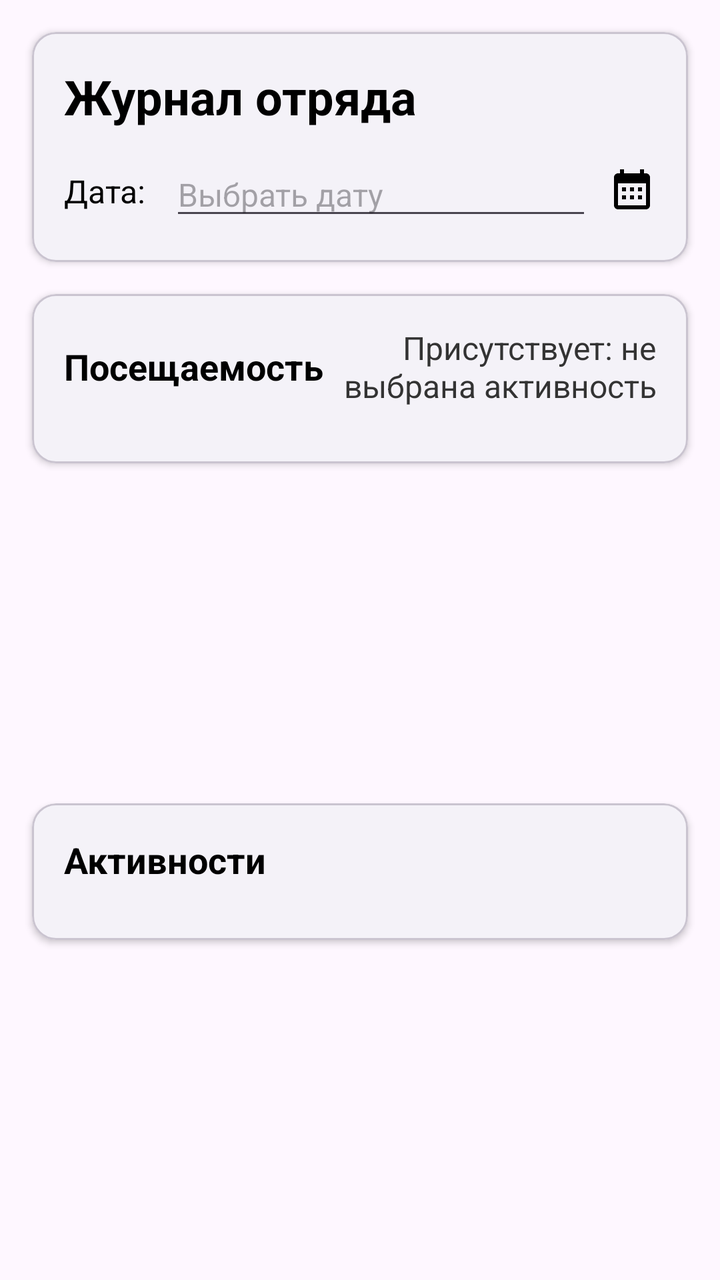
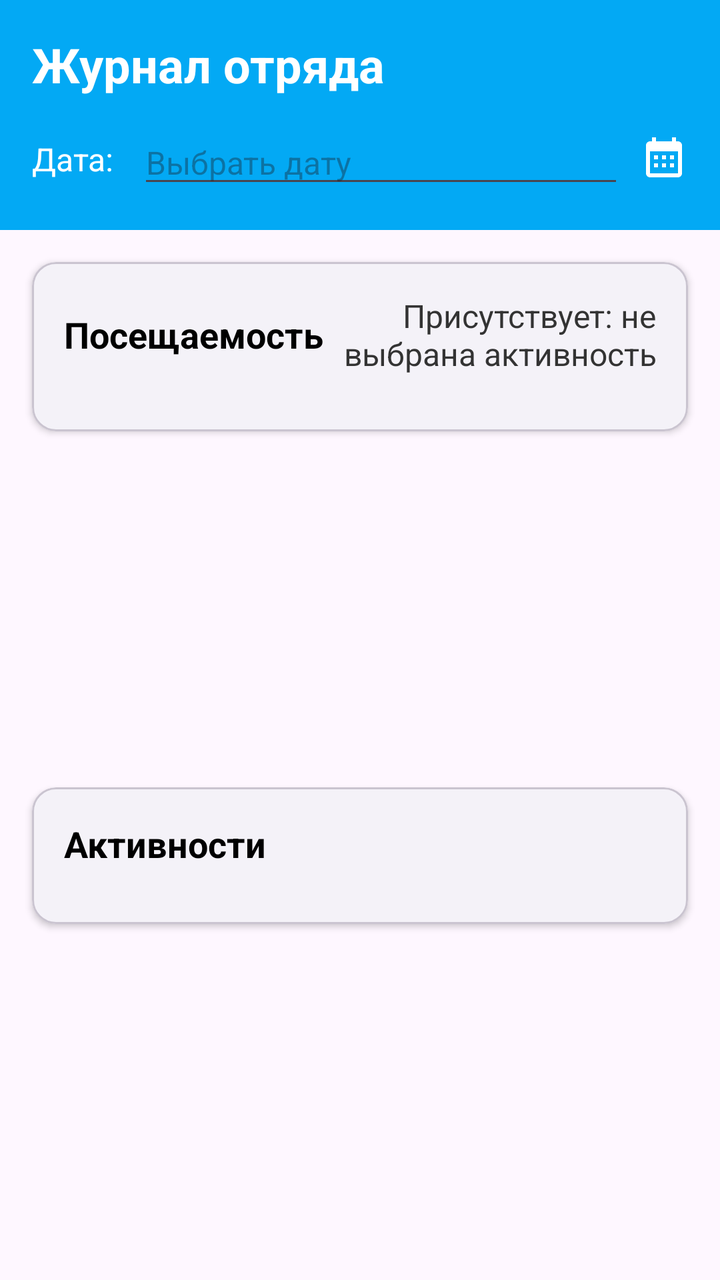

The first picture is an Android layout as it rendered before a commit; the second is the same layout after the commit. The layout source and the unified diff follow.
<!-- AndroidManifest.xml: application theme Theme.CAMPUS -->
<!-- res/layout/fragment_squad_log.xml -->
<?xml version="1.0" encoding="utf-8"?>
<androidx.constraintlayout.widget.ConstraintLayout xmlns:android="http://schemas.android.com/apk/res/android"
    xmlns:app="http://schemas.android.com/apk/res-auto"
    xmlns:tools="http://schemas.android.com/tools"
    android:layout_width="match_parent"
    android:layout_height="match_parent"
    tools:context=".squad_log.SquadLogFragment">

    
    <com.google.android.material.card.MaterialCardView
        android:id="@+id/header_card"
        android:layout_width="match_parent"
        android:layout_height="wrap_content"
        android:layout_margin="16dp"
        app:cardCornerRadius="12dp"
        app:cardElevation="2dp"
        app:layout_constraintTop_toTopOf="parent"
        app:layout_constraintStart_toStartOf="parent"
        app:layout_constraintEnd_toEndOf="parent">

        <LinearLayout
            android:layout_width="match_parent"
            android:layout_height="wrap_content"
            android:orientation="vertical"
            android:padding="16dp">

            <TextView
                android:layout_width="wrap_content"
                android:layout_height="wrap_content"
                android:text="@string/journal_title"
                android:textSize="24sp"
                android:textStyle="bold"
                android:textColor="?attr/colorOnSurface" />

            <LinearLayout
                android:id="@+id/ll_squad_log_date_picker"
                android:layout_width="match_parent"
                android:layout_height="wrap_content"
                android:orientation="horizontal"
                android:gravity="center_vertical"
                android:layout_marginTop="12dp">

                <TextView
                    android:layout_width="wrap_content"
                    android:layout_height="wrap_content"
                    android:text="@string/filter_date_label"
                    android:textSize="16sp"
                    android:textColor="?attr/colorOnSurface"
                    android:layout_marginEnd="12dp" />

                <com.google.android.material.textfield.MaterialAutoCompleteTextView
                    android:id="@+id/date_picker"
                    android:layout_width="0dp"
                    android:layout_height="wrap_content"
                    android:layout_weight="1"
                    android:hint="@string/select_date_hint"
                    android:inputType="none"
                    android:textSize="16sp" />

                <ImageView
                    android:id="@+id/calendar_icon"
                    android:layout_width="24dp"
                    android:layout_height="24dp"
                    android:layout_marginStart="8dp"
                    android:src="@drawable/ic_calendar"
                    android:contentDescription="@string/calendar_icon_desc" />

            </LinearLayout>
        </LinearLayout>
    </com.google.android.material.card.MaterialCardView>

    
    <ProgressBar
        android:id="@+id/progress_bar"
        android:layout_width="wrap_content"
        android:layout_height="wrap_content"
        android:visibility="gone"
        app:layout_constraintTop_toBottomOf="@id/header_card"
        app:layout_constraintStart_toStartOf="parent"
        app:layout_constraintEnd_toEndOf="parent"
        android:layout_marginTop="32dp" />

    <View
        android:id="@+id/loading_overlay"
        android:layout_width="match_parent"
        android:layout_height="0dp"
        android:background="#80FFFFFF"
        android:visibility="gone"
        android:clickable="true"
        app:layout_constraintTop_toBottomOf="@id/header_card"
        app:layout_constraintBottom_toBottomOf="parent"
        app:layout_constraintStart_toStartOf="parent"
        app:layout_constraintEnd_toEndOf="parent" />

    
    <com.google.android.material.card.MaterialCardView
        android:id="@+id/attendance_card"
        android:layout_width="match_parent"
        android:layout_height="wrap_content"
        android:layout_margin="16dp"
        app:cardCornerRadius="12dp"
        app:cardElevation="2dp"
        app:layout_constraintTop_toBottomOf="@id/header_card"
        app:layout_constraintStart_toStartOf="parent"
        app:layout_constraintEnd_toEndOf="parent">

        <LinearLayout
            android:layout_width="match_parent"
            android:layout_height="wrap_content"
            android:orientation="vertical"
            android:padding="16dp">

            
            <LinearLayout
                android:layout_width="match_parent"
                android:layout_height="wrap_content"
                android:orientation="horizontal"
                android:gravity="center_vertical">

                <TextView
                    android:layout_width="wrap_content"
                    android:layout_height="wrap_content"
                    android:text="@string/attendance_title"
                    android:textSize="18sp"
                    android:textStyle="bold"
                    android:textColor="?attr/colorOnSurface" />

                <TextView
                    android:id="@+id/attendance_count_text"
                    android:layout_width="0dp"
                    android:layout_height="wrap_content"
                    android:layout_weight="1"
                    android:gravity="end"
                    android:text="@string/attendance_not_selected"
                    android:textSize="16sp"
                    android:textColor="?attr/colorOnSurfaceVariant" />

            </LinearLayout>

            
            <androidx.recyclerview.widget.RecyclerView
                android:id="@+id/children_recycler_view"
                android:layout_width="match_parent"
                android:layout_height="wrap_content"
                android:layout_marginTop="12dp"
                android:nestedScrollingEnabled="false" />

        </LinearLayout>
    </com.google.android.material.card.MaterialCardView>

    
    <com.google.android.material.card.MaterialCardView
        android:layout_width="match_parent"
        android:layout_height="wrap_content"
        android:layout_margin="16dp"
        app:cardCornerRadius="12dp"
        app:cardElevation="2dp"
        app:layout_constraintTop_toBottomOf="@id/attendance_card"
        app:layout_constraintBottom_toBottomOf="parent"
        app:layout_constraintStart_toStartOf="parent"
        app:layout_constraintEnd_toEndOf="parent">

        <LinearLayout
            android:layout_width="match_parent"
            android:layout_height="match_parent"
            android:orientation="vertical"
            android:padding="16dp">

            <TextView
                android:layout_width="wrap_content"
                android:layout_height="wrap_content"
                android:text="@string/activities_title"
                android:textSize="18sp"
                android:textStyle="bold"
                android:textColor="?attr/colorOnSurface" />

            <androidx.recyclerview.widget.RecyclerView
                android:id="@+id/events_recycler_view"
                android:layout_width="match_parent"
                android:layout_height="wrap_content"
                android:layout_weight="1"
                android:layout_marginTop="12dp"
                android:nestedScrollingEnabled="false" />

        </LinearLayout>
    </com.google.android.material.card.MaterialCardView>

</androidx.constraintlayout.widget.ConstraintLayout>
<!-- resources referenced by this layout -->
<resources>
  <!-- drawable ic_calendar (drawable) -->
  <?xml version="1.0" encoding="utf-8"?>
  <vector xmlns:android="http://schemas.android.com/apk/res/android"
      android:width="24dp"
      android:height="24dp"
      android:viewportWidth="24"
      android:viewportHeight="24">
      <path
          android:fillColor="?attr/colorOnSurface"
          android:pathData="M19,3h-1V1h-2v2H8V1H6v2H5c-1.11,0 -2,0.9 -2,2v14c0,1.1 0.89,2 2,2h14c1.1,0 2,-0.9 2,-2V5c0,-1.1 -0.9,-2 -2,-2zm0,16H5V8h14v11zM9,10H7v2h2v-2zm4,0h-2v2h2v-2zm4,0h-2v2h2v-2zm-8,4H7v2h2v-2zm4,0h-2v2h2v-2zm4,0h-2v2h2v-2z"/>
  </vector>
  <string name="activities_title">Активности</string>
  <string name="attendance_not_selected">Присутствует: не выбрана активность</string>
  <string name="attendance_title">Посещаемость</string>
  <string name="calendar_icon_desc">Календарь</string>
  <string name="filter_date_label">Дата:</string>
  <string name="journal_title">Журнал отряда</string>
  <string name="select_date_hint">Выбрать дату</string>
  <style name="Theme.CAMPUS" parent="Base.Theme.CAMPUS" />
  <style name="Base.Theme.CAMPUS" parent="Theme.Material3.Light.NoActionBar">
          <item name="colorSurface">#FFFFFF</item>        
          <item name="colorOnSurface">#000000</item>      
          <item name="colorOnSurfaceVariant">#333333</item> 
      </style>
</resources>

<!-- the commit's change to res/layout/fragment_squad_log.xml (unified diff, before → after) -->
@@ -7,16 +7,14 @@
     tools:context=".squad_log.SquadLogFragment">
 
     
-    <com.google.android.material.card.MaterialCardView
+    <LinearLayout
         android:id="@+id/header_card"
         android:layout_width="match_parent"
         android:layout_height="wrap_content"
-        android:layout_margin="16dp"
         app:cardCornerRadius="12dp"
         app:cardElevation="2dp"
-        app:layout_constraintTop_toTopOf="parent"
-        app:layout_constraintStart_toStartOf="parent"
-        app:layout_constraintEnd_toEndOf="parent">
+        android:orientation="vertical"
+        android:background="@color/header_background">
 
         <LinearLayout
             android:layout_width="match_parent"
@@ -30,7 +28,7 @@
                 android:text="@string/journal_title"
                 android:textSize="24sp"
                 android:textStyle="bold"
-                android:textColor="?attr/colorOnSurface" />
+                android:textColor="@color/white" />
 
             <LinearLayout
                 android:id="@+id/ll_squad_log_date_picker"
@@ -45,7 +43,7 @@
                     android:layout_height="wrap_content"
                     android:text="@string/filter_date_label"
                     android:textSize="16sp"
-                    android:textColor="?attr/colorOnSurface"
+                    android:textColor="@color/white"
                     android:layout_marginEnd="12dp" />
 
                 <com.google.android.material.textfield.MaterialAutoCompleteTextView
@@ -55,7 +53,9 @@
                     android:layout_weight="1"
                     android:hint="@string/select_date_hint"
                     android:inputType="none"
-                    android:textSize="16sp" />
+                    android:textSize="16sp"
+                    android:textColor="@color/white"
+                    android:outlineSpotShadowColor="@color/white"/>
 
                 <ImageView
                     android:id="@+id/calendar_icon"
@@ -63,11 +63,12 @@
                     android:layout_height="24dp"
                     android:layout_marginStart="8dp"
                     android:src="@drawable/ic_calendar"
-                    android:contentDescription="@string/calendar_icon_desc" />
+                    android:contentDescription="@string/calendar_icon_desc"
+                    app:tint="@color/white" />
 
             </LinearLayout>
         </LinearLayout>
-    </com.google.android.material.card.MaterialCardView>
+    </LinearLayout>
 
     
     <ProgressBar
<!-- resource entries referenced after the edit -->
@@ -1,5 +1,7 @@
 <!-- resources referenced by this layout -->
 <resources>
+  <color name="header_background">#03A9F4</color>"
+  <color name="white">#FFFFFFFF</color>
   <!-- drawable ic_calendar (drawable) -->
   <?xml version="1.0" encoding="utf-8"?>
   <vector xmlns:android="http://schemas.android.com/apk/res/android"
